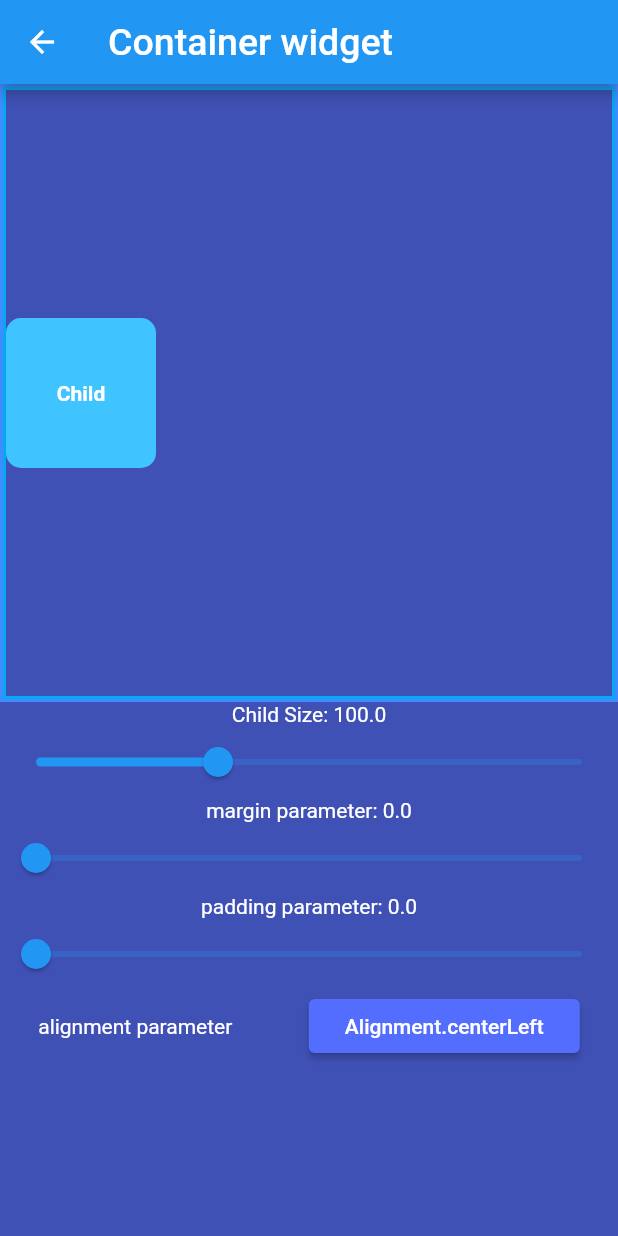
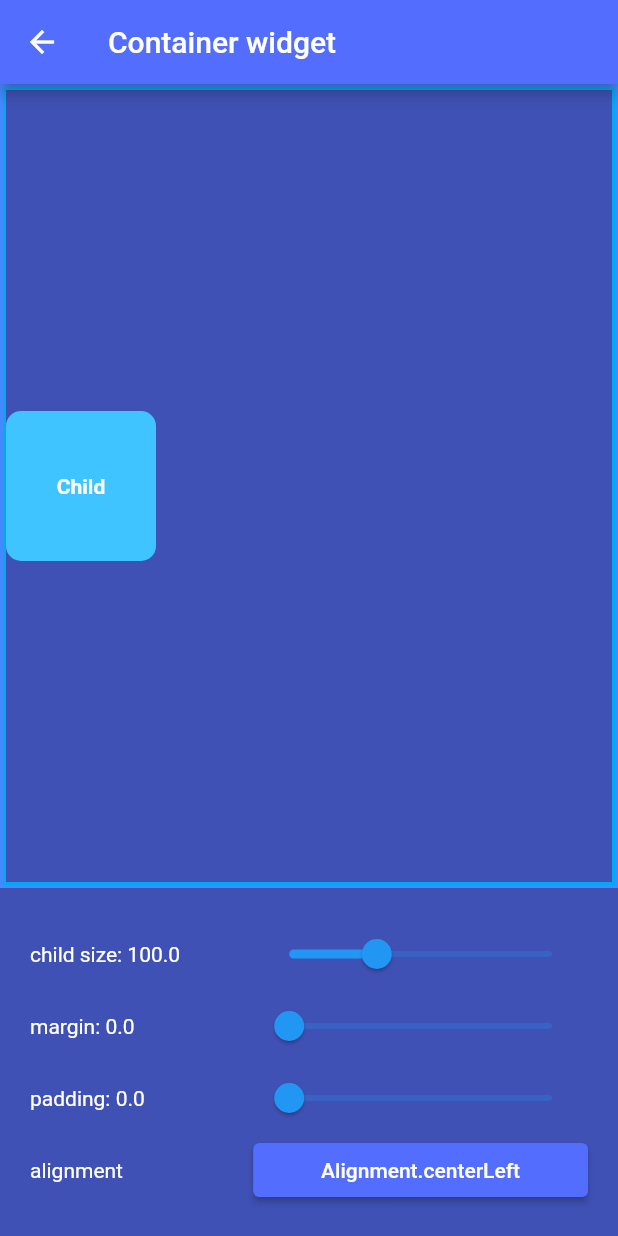
Before and after one commit to boonkk/FlutterWorkshop, a Flutter app: the ContainerPresentation screen opened directly, on a phone screen of 412 x 824 dp. Run offline on Flutter 3.47's test engine with Material 2 defaults, Android fonts, the phone set to English and light mode, and no system bars; our stand-ins replace flutter_swiper; Roboto replaces fonts that are missing (Helvetica).

Commit message:
refactored, added Wrap to playground

```diff
--- a/lib/playground/ContainerPresentation.dart
+++ b/lib/playground/ContainerPresentation.dart
@@ -9,7 +9,7 @@ class ContainerPresentation extends StatefulWidget {
 
   @override
   String toStringShort() {
-    return "Container widget";
+    return "Container";
   }
 }
 
@@ -43,29 +43,50 @@ class _ContainerPresentationState extends State<ContainerPresentation> {
     return Scaffold(
         backgroundColor: Colors.indigo,
         appBar: AppBar(
-            title: Text(
-          "Container widget",
-          style: TextStyle(color: Colors.white, fontSize: 25),
-        )),
+            backgroundColor: Colors.indigoAccent,
+            title: Text("Container widget")),
         body: OrientationBuilder(
           builder: (context, orientation) {
-            //todo change to safe fill screen without scrolling:
-            //todo without gridview it fails on landscape orientation
-            //todo with gridview it's scrollable
-            return GridView.count(
-              crossAxisCount: orientation == Orientation.portrait ? 1 : 2,
+            if (orientation == Orientation.portrait) {
+              return Column(children: <Widget>[
+                Expanded(child: getPlayWidget()),
+                Container(child: getControlWidget(),
+                margin: EdgeInsets.all(20),)
+              ]);
+            } else
+              return Row(
                 children: <Widget>[
-                Container(
-                  height: 260,
+                  Expanded(child: getPlayWidget()),
+                  Expanded(
+                      child: Container(
+                    margin: EdgeInsets.all(20),
+                    child: getControlWidget(),
+                  )),
+                ],
+              );
+          },
+        ));
+  }
+
+  Widget getPlayWidget() {
+    return Container(
         width: double.infinity,
-                  child: ContainerObject(
-                      _childSize, _margin, _padding, _alignment),
-                ),
-                Container(
-                    child: Column(
+        height: double.infinity,
+        child: ContainerObject(_childSize, _margin, _padding, _alignment),
+    );
+  }
+
+  Widget getControlWidget() {
+    return Table(
+      defaultVerticalAlignment: TableCellVerticalAlignment.middle,
+      columnWidths: {
+        0: FlexColumnWidth(2),
+        1: FlexColumnWidth(3)
+      },
+      children: <TableRow>[
+        TableRow(
           children: <Widget>[
-                    Text("Child Size: $_childSize",
-                        style: TextStyle(color: Colors.white)),
+            Text("child size: $_childSize"),
             Slider(
               min: 0,
               max: 300,
@@ -76,11 +97,14 @@ class _ContainerPresentationState extends State<ContainerPresentation> {
                 });
               },
             ),
-                    Text("margin parameter: $_margin",
-                        style: TextStyle(color: Colors.white)),
+          ],
+        ),
+        TableRow(
+          children: <Widget>[
+            Text("margin: $_margin"),
             Slider(
               min: 0,
-                      max: 200,
+              max: 150,
               value: _margin,
               onChanged: (value) {
                 setState(() {
@@ -88,11 +112,14 @@ class _ContainerPresentationState extends State<ContainerPresentation> {
                 });
               },
             ),
-                    Text("padding parameter: $_padding",
-                        style: TextStyle(color: Colors.white)),
+          ],
+        ),
+        TableRow(
+          children: <Widget>[
+            Text("padding: $_padding"),
             Slider(
               min: 0,
-                      max: 200,
+              max: 140,
               value: _padding,
               onChanged: (value) {
                 setState(() {
@@ -100,16 +127,13 @@ class _ContainerPresentationState extends State<ContainerPresentation> {
                 });
               },
             ),
-                    Row(
-                      mainAxisAlignment: MainAxisAlignment.spaceAround,
+          ],
+        ),
+        TableRow(
           children: <Widget>[
-                        Text("alignment parameter",
-                            style: TextStyle(color: Colors.white)),
+            Text("alignment   "),
             RaisedButton(
-                            child: Text(
-                              _alignment.toString(),
-                              style: TextStyle(color: Colors.white),
-                            ),
+                child: Text(_alignment.toString(),),
                 color: Colors.indigoAccent,
                 onPressed: () {
                   setState(
@@ -122,10 +146,6 @@ class _ContainerPresentationState extends State<ContainerPresentation> {
           ],
         ),
       ],
-                )),
-              ],
     );
-          },
-        ));
   }
 }
--- a/lib/playground/GridViewObject.dart
+++ b/lib/playground/GridViewObject.dart
@@ -1,6 +1,7 @@
 import 'dart:math';
 
 import 'package:flutter/cupertino.dart';
+import 'package:flutter/gestures.dart';
 import 'package:flutter/material.dart';
 
 class GridViewObject extends StatelessWidget {
@@ -32,11 +33,15 @@ class GridViewObject extends StatelessWidget {
       crossAxisCount: _crossAxisCount.toInt(),
       mainAxisSpacing: _mainAxisSpacing,
       crossAxisSpacing: _crossAxisSpacing,
+      dragStartBehavior: DragStartBehavior.down,
+
       padding: EdgeInsets.symmetric(
           vertical: _paddingVertical, horizontal: _paddingHorizontal),
       children:
         List.generate(_numberOfObjects.toInt(), (index){
               return Container(
+                child: Text("$index", style: TextStyle(color: Colors.white),),
+                alignment: Alignment.center,
                 decoration: ShapeDecoration(
                     shape: RoundedRectangleBorder(borderRadius: BorderRadius.all(Radius.circular(10))),
                     color: colors[getColorIndex(index)],
--- a/lib/playground/Playground.dart
+++ b/lib/playground/Playground.dart
@@ -2,6 +2,8 @@ import 'package:FlutterWorkshop/playground/ContainerPresentation.dart';
 import 'package:FlutterWorkshop/playground/GridViewObject.dart';
 import 'package:FlutterWorkshop/playground/GridViewPresentation.dart';
 import 'package:FlutterWorkshop/playground/SwipeElement.dart';
+import 'package:FlutterWorkshop/playground/WrapObject.dart';
+import 'package:FlutterWorkshop/playground/WrapPresentation.dart';
 import 'package:flutter/material.dart';
 import 'package:flutter_swiper/flutter_swiper.dart';
 
@@ -9,6 +11,7 @@ class Playground extends StatelessWidget {
   List<Widget> widgets = [
     ContainerPresentation(),
     GridViewPresentation(),
+    WrapPresentation()
   ];
 
   @override
```
Also changed, not shown: lib/playground/GridViewPresentation.dart (+84 -39 lines), lib/playground/SwipeElement.dart (+9 -9 lines), lib/playground/WrapObject.dart (+66 -0 lines), lib/playground/WrapPresentation.dart (+268 -0 lines). Lines whose indentation alone changed are shown as unchanged.
